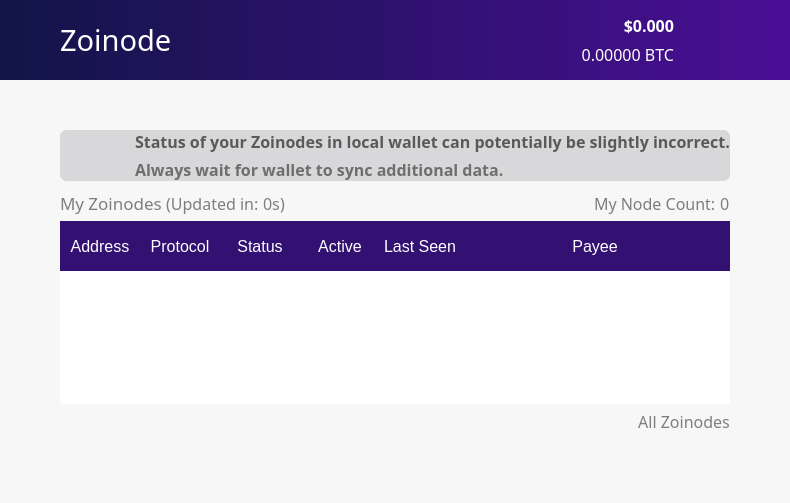
Above: src/qt/forms/winforms/zoinodes.ui from noirofficial/noir before the change. Below: the same form after it.
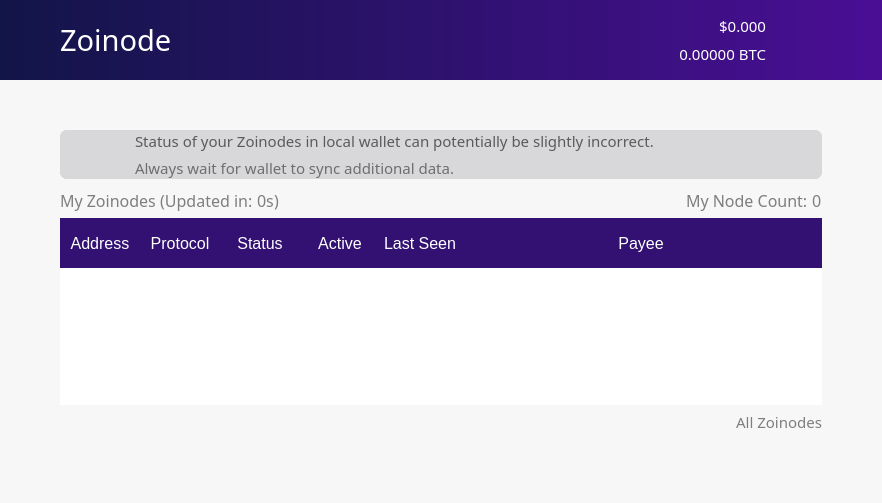
That is the form after the change. Icons and pictures are not drawn.

```diff
--- a/src/qt/forms/winforms/zoinodes.ui
+++ b/src/qt/forms/winforms/zoinodes.ui
@@ -6,7 +6,7 @@
    <rect>
     <x>0</x>
     <y>0</y>
-    <width>689</width>
+    <width>882</width>
     <height>503</height>
    </rect>
   </property>
@@ -441,9 +441,9 @@
                 <property name="font">
                  <font>
                   <family>ZoinMedium</family>
-                  <pointsize>12</pointsize>
-                  <weight>75</weight>
-                  <bold>true</bold>
+                  <pointsize>11</pointsize>
+                  <weight>50</weight>
+                  <bold>false</bold>
                  </font>
                 </property>
                 <property name="styleSheet">
@@ -463,7 +463,7 @@
                 <property name="font">
                  <font>
                   <family>ZoinLight</family>
-                  <pointsize>12</pointsize>
+                  <pointsize>11</pointsize>
                  </font>
                 </property>
                 <property name="styleSheet">
@@ -482,6 +482,12 @@
             </item>
             <item>
              <widget class="QPushButton" name="pushButton">
+              <property name="minimumSize">
+               <size>
+                <width>0</width>
+                <height>80</height>
+               </size>
+              </property>
               <property name="maximumSize">
                <size>
                 <width>50</width>
@@ -825,9 +831,9 @@
                  <property name="font">
                   <font>
                    <family>ZoinMedium</family>
-                   <pointsize>12</pointsize>
-                   <weight>75</weight>
-                   <bold>true</bold>
+                   <pointsize>11</pointsize>
+                   <weight>50</weight>
+                   <bold>false</bold>
                   </font>
                  </property>
                  <property name="layoutDirection">
@@ -864,9 +870,9 @@
                  <property name="font">
                   <font>
                    <family>ZoinLight</family>
-                   <pointsize>12</pointsize>
-                   <weight>75</weight>
-                   <bold>true</bold>
+                   <pointsize>11</pointsize>
+                   <weight>50</weight>
+                   <bold>false</bold>
                   </font>
                  </property>
                  <property name="cursor">
@@ -910,7 +916,7 @@
               <property name="font">
                <font>
                 <family>ZoinMedium</family>
-                <pointsize>13</pointsize>
+                <pointsize>12</pointsize>
                </font>
               </property>
               <property name="styleSheet">
@@ -1541,7 +1547,7 @@
                    <property name="font">
                     <font>
                      <family>ZoinLight</family>
-                     <pointsize>12</pointsize>
+                     <pointsize>11</pointsize>
                     </font>
                    </property>
                    <property name="styleSheet">
@@ -1729,7 +1735,7 @@
               <property name="font">
                <font>
                 <family>ZoinMedium</family>
-                <pointsize>12</pointsize>
+                <pointsize>11</pointsize>
                </font>
               </property>
               <property name="styleSheet">
```
Left out of the diff: 6 changed lines with no effect on the pictures.
